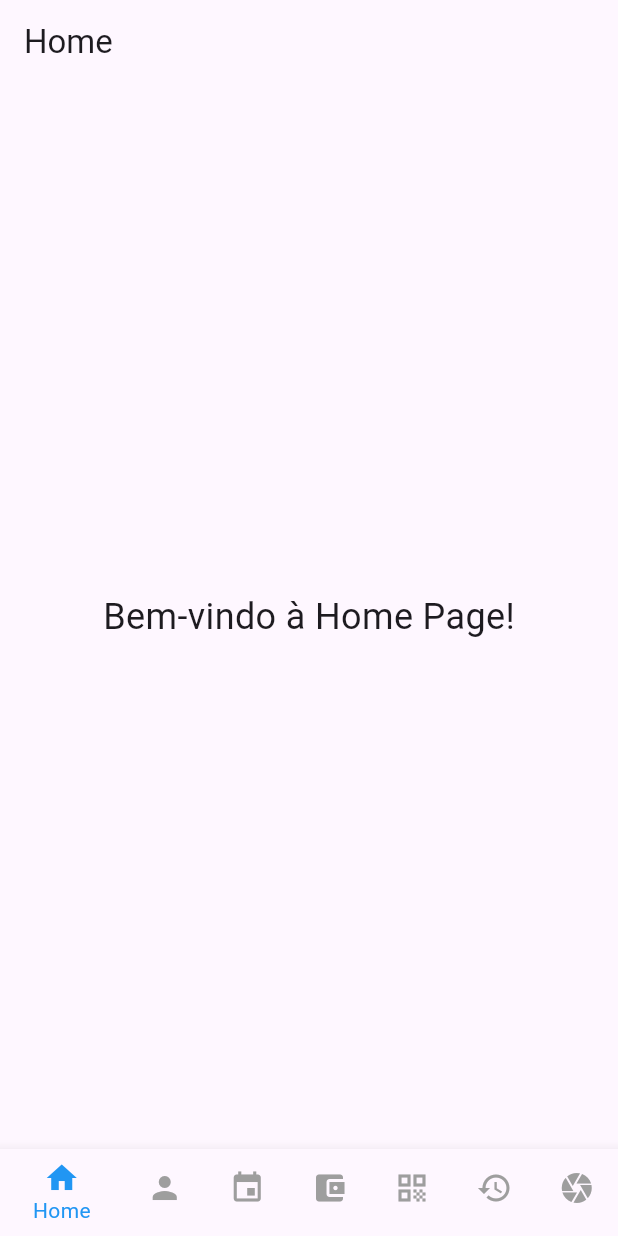
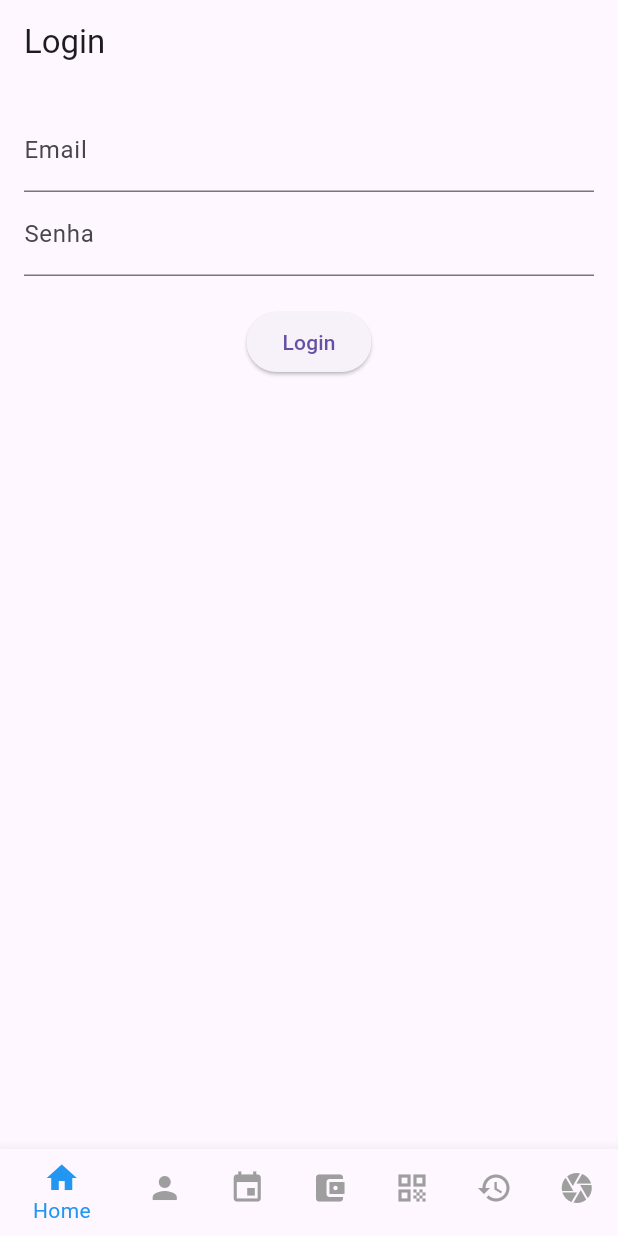
Before and after one commit to Liezy/EventuGO, a Flutter app: the screen it shows after launch, on a phone screen of 412 x 824 dp. Run offline on Flutter 3.47's test engine with Material 3 defaults, Android fonts, the phone set to English and light mode, and no system bars; our stand-ins replace qr_flutter; missing offline and left inert: mobile_scanner.

Commit message:
refactor:up

```diff
--- /dev/null
+++ b/app/lib/pages/auth/login_page.dart
@@ -0,0 +1,86 @@
+import 'dart:convert';
+import 'package:flutter/material.dart';
+import 'package:http/http.dart' as http;
+
+
+class LoginPage extends StatelessWidget {
+  final _formKey = GlobalKey<FormState>();
+  final TextEditingController _emailController = TextEditingController();
+  final TextEditingController _senhaController = TextEditingController();
+
+  Future<void> loginUsuario() async {
+    final String email = _emailController.text;
+    final String senha = _senhaController.text;
+
+    final url = Uri.parse('http://127.0.0.1:8000/token/');
+
+    final response = await http.post(
+      url,
+      headers: <String, String>{
+        'Content-Type': 'application/json; charset=UTF-8',
+      },
+      body: jsonEncode(<String, String>{
+        'email': email,
+        'password': senha,
+      }),
+    );
+
+    if (response.statusCode == 200) {
+      final responseData = jsonDecode(response.body);
+      // Aqui você pode armazenar o token, se necessário
+      print('Login bem-sucedido: ${responseData['access']}');
+    } else {
+      print('Falha no login: ${response.statusCode}');
+      print('Erro detalhado: ${response.body}');
+    }
+  }
+
+  @override
+  Widget build(BuildContext context) {
+    return Scaffold(
+      appBar: AppBar(
+        title: Text('Login'),
+      ),
+      body: Padding(
+        padding: const EdgeInsets.all(16.0),
+        child: Form(
+          key: _formKey,
+          child: Column(
+            children: [
+              TextFormField(
+                controller: _emailController,
+                decoration: InputDecoration(labelText: 'Email'),
+                validator: (value) {
+                  if (value == null || value.isEmpty) {
+                    return 'Por favor, insira seu e-mail';
+                  }
+                  return null;
+                },
+              ),
+              TextFormField(
+                controller: _senhaController,
+                decoration: InputDecoration(labelText: 'Senha'),
+                obscureText: true,
+                validator: (value) {
+                  if (value == null || value.isEmpty) {
+                    return 'Por favor, insira sua senha';
+                  }
+                  return null;
+                },
+              ),
+              SizedBox(height: 20),
+              ElevatedButton(
+                onPressed: () {
+                  if (_formKey.currentState!.validate()) {
+                    loginUsuario();
+                  }
+                },
+                child: Text('Login'),
+              ),
+            ],
+          ),
+        ),
+      ),
+    );
+  }
+}
--- a/app/lib/pages/main_page.dart
+++ b/app/lib/pages/main_page.dart
@@ -1,11 +1,12 @@
 import 'package:flutter/material.dart';
 import 'package:app/pages/home_page.dart';
-import 'package:app/pages/cadastro_usuario_page.dart';
+import 'package:app/pages/auth/user_register_page.dart';
 import 'package:app/pages/manage_events/manage_events.dart';
 import 'package:app/pages/creditos_page.dart';
-import 'package:app/pages/transacao_qr_page.dart'; // Adicionei a importação da nova página
+import 'package:app/pages/transacao_qr_page.dart'; // Importa o gerador de qr code
 import 'package:app/pages/consulta_saldo_historico_page.dart';
 import 'package:app/pages/qr_code_scan.dart'; // Importa o scanner
+import 'package:app/pages/auth/login_page.dart';
 
 class MainPage extends StatefulWidget {
   @override
@@ -34,6 +35,7 @@ class _MainPageState extends State<MainPage> {
           });
         },
         children: [
+          LoginPage(),
           HomePage(), // Exibe a HomePage
           CadastroUsuarioPage(), // Tela de Cadastro de Usuário
           ManageEventsPage(), // Tela de Cadastro de Evento
--- a/app/pubspec.yaml
+++ b/app/pubspec.yaml
@@ -37,6 +37,8 @@ dependencies:
   mobile_scanner: ^5.2.3
   flutter_localizations:
     sdk: flutter
+  flutter_secure_storage: ^9.2.2
+  shared_preferences: ^2.3.2
 
 
 
```
Also changed, not shown: app/lib/pages/auth/user_register_page.dart (added, +123 -0 lines), app/lib/main.dart (line endings or trailing spaces), app/pubspec.lock, 4 other files.
